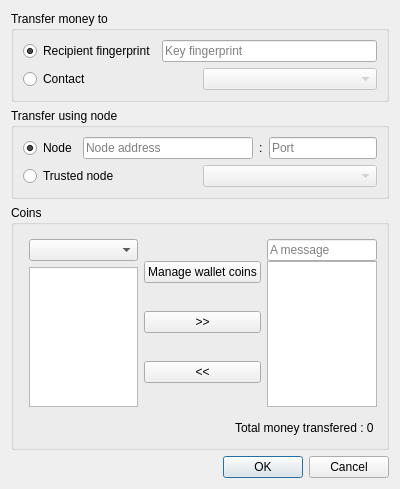
The window that res/ui/transferDialog.ui (duniter/sakia) describes before a commit, drawn with Qt 5.
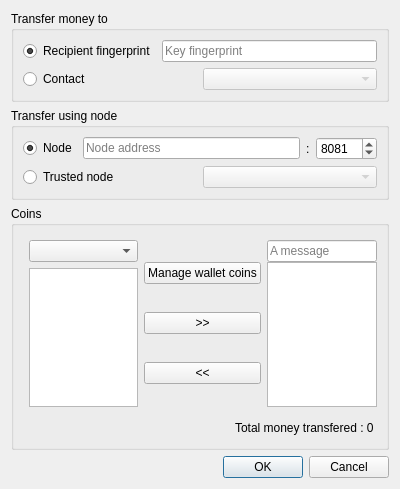
The same window after the commit.

What changed in the file:
```diff
--- a/res/ui/transferDialog.ui
+++ b/res/ui/transferDialog.ui
@@ -104,15 +104,12 @@
          </widget>
         </item>
         <item>
-         <widget class="QLineEdit" name="edit_port">
-          <property name="sizePolicy">
-           <sizepolicy hsizetype="Minimum" vsizetype="Fixed">
-            <horstretch>0</horstretch>
-            <verstretch>0</verstretch>
-           </sizepolicy>
+         <widget class="QSpinBox" name="spinbox_port">
+          <property name="maximum">
+           <number>99999</number>
           </property>
-          <property name="placeholderText">
-           <string>Port</string>
+          <property name="value">
+           <number>8081</number>
           </property>
          </widget>
         </item>
```
